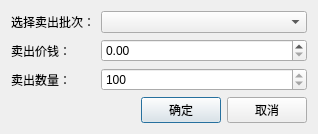
Mr-WangJin/StockTool, file UI/JKSellStockCodeWgt.ui: the form before one commit.
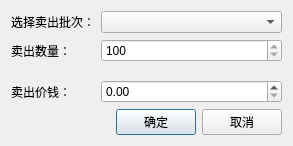
The form after the commit.

Diff of the .ui file:
```diff
--- a/UI/JKSellStockCodeWgt.ui
+++ b/UI/JKSellStockCodeWgt.ui
@@ -6,8 +6,8 @@
    <rect>
     <x>0</x>
     <y>0</y>
-    <width>318</width>
-    <height>129</height>
+    <width>293</width>
+    <height>146</height>
    </rect>
   </property>
   <property name="windowTitle">
@@ -24,50 +24,7 @@
    <item row="0" column="1">
     <widget class="QComboBox" name="cmbBx"/>
    </item>
-   <item row="1" column="0">
-    <widget class="QLabel" name="label_2">
-     <property name="text">
-      <string>卖出价钱：</string>
-     </property>
-    </widget>
-   </item>
-   <item row="1" column="1">
-    <widget class="QDoubleSpinBox" name="dSpBxPrice">
-     <property name="readOnly">
-      <bool>false</bool>
-     </property>
-     <property name="maximum">
-      <double>99999999.989999994635582</double>
-     </property>
-     <property name="singleStep">
-      <double>0.010000000000000</double>
-     </property>
-    </widget>
-   </item>
-   <item row="2" column="0">
-    <widget class="QLabel" name="label">
-     <property name="text">
-      <string>卖出数量：</string>
-     </property>
-    </widget>
-   </item>
-   <item row="2" column="1">
-    <widget class="QSpinBox" name="spBxCount">
-     <property name="readOnly">
-      <bool>true</bool>
-     </property>
-     <property name="maximum">
-      <number>9999000</number>
-     </property>
-     <property name="singleStep">
-      <number>100</number>
-     </property>
-     <property name="value">
-      <number>100</number>
-     </property>
-    </widget>
-   </item>
-   <item row="3" column="0" colspan="2">
+   <item row="6" column="0" colspan="2">
     <layout class="QHBoxLayout" name="horizontalLayout">
      <item>
       <spacer name="horizontalSpacer">
@@ -98,6 +55,62 @@
      </item>
     </layout>
    </item>
+   <item row="3" column="0">
+    <spacer name="verticalSpacer">
+     <property name="orientation">
+      <enum>Qt::Vertical</enum>
+     </property>
+     <property name="sizeHint" stdset="0">
+      <size>
+       <width>20</width>
+       <height>40</height>
+      </size>
+     </property>
+    </spacer>
+   </item>
+   <item row="1" column="0">
+    <widget class="QLabel" name="label">
+     <property name="text">
+      <string>卖出数量：</string>
+     </property>
+    </widget>
+   </item>
+   <item row="4" column="0">
+    <widget class="QLabel" name="label_2">
+     <property name="text">
+      <string>卖出价钱：</string>
+     </property>
+    </widget>
+   </item>
+   <item row="1" column="1">
+    <widget class="QSpinBox" name="spBxCount">
+     <property name="readOnly">
+      <bool>true</bool>
+     </property>
+     <property name="maximum">
+      <number>9999000</number>
+     </property>
+     <property name="singleStep">
+      <number>100</number>
+     </property>
+     <property name="value">
+      <number>100</number>
+     </property>
+    </widget>
+   </item>
+   <item row="4" column="1">
+    <widget class="QDoubleSpinBox" name="dSpBxPrice">
+     <property name="readOnly">
+      <bool>false</bool>
+     </property>
+     <property name="maximum">
+      <double>99999999.989999994635582</double>
+     </property>
+     <property name="singleStep">
+      <double>0.010000000000000</double>
+     </property>
+    </widget>
+   </item>
   </layout>
  </widget>
  <layoutdefault spacing="6" margin="11"/>
```
